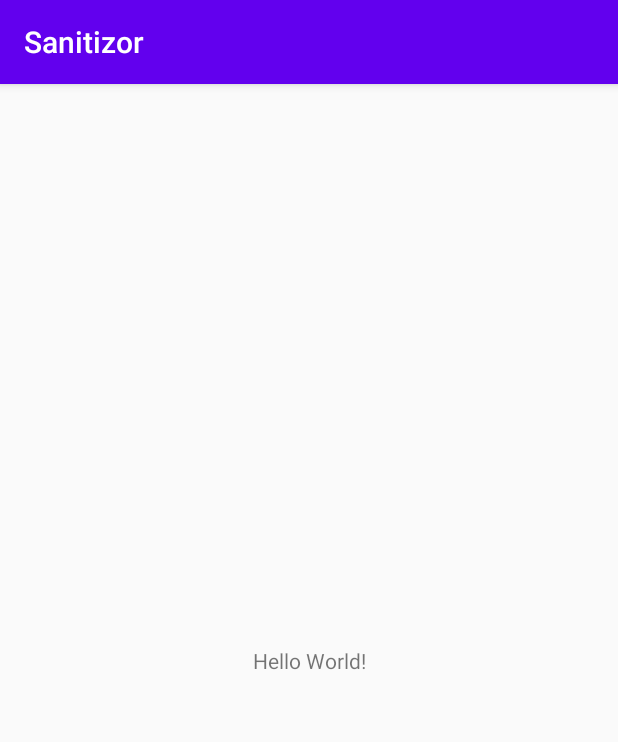
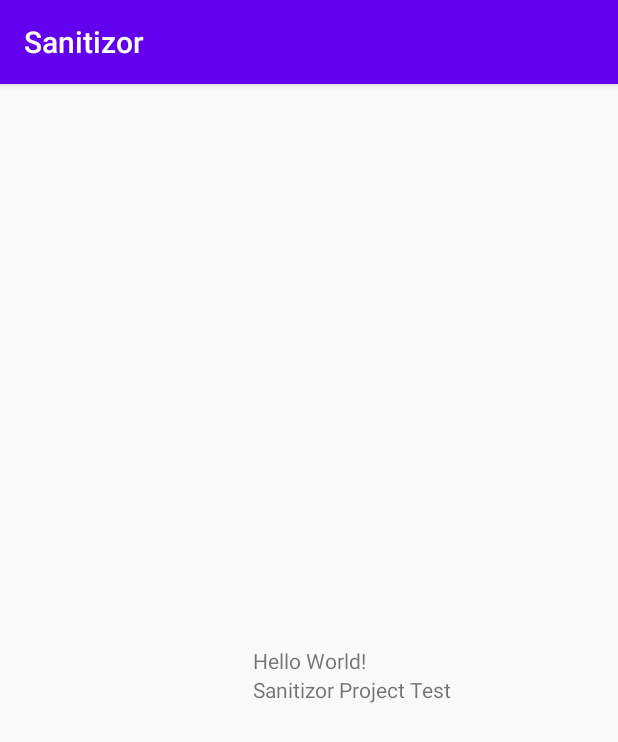
Before and after one commit to CBUmikes930/Sanitizor, an Android app: the screen it shows after launch (MainActivity), on a phone screen of 412 x 824 dp. Shown: the top 742 px of the screen. Run offline under Robolectric (Android 15) with nearby library versions, the phone set to English and light mode, and no system bars.

Commit message:
Test addition

```diff
--- a/app/src/main/res/layout/activity_main.xml
+++ b/app/src/main/res/layout/activity_main.xml
@@ -7,6 +7,7 @@
     tools:context=".MainActivity">
 
     <TextView
+        android:id="@+id/Hello_world"
         android:layout_width="wrap_content"
         android:layout_height="wrap_content"
         android:text="Hello World!"
@@ -15,4 +16,11 @@
         app:layout_constraintRight_toRightOf="parent"
         app:layout_constraintTop_toTopOf="parent" />
 
+    <TextView
+        android:layout_width="wrap_content"
+        android:layout_height="wrap_content"
+        android:text="Sanitizor Project Test"
+        app:layout_constraintLeft_toLeftOf="@id/Hello_world"
+        app:layout_constraintTop_toBottomOf="@id/Hello_world" />
+
 </androidx.constraintlayout.widget.ConstraintLayout>
```
